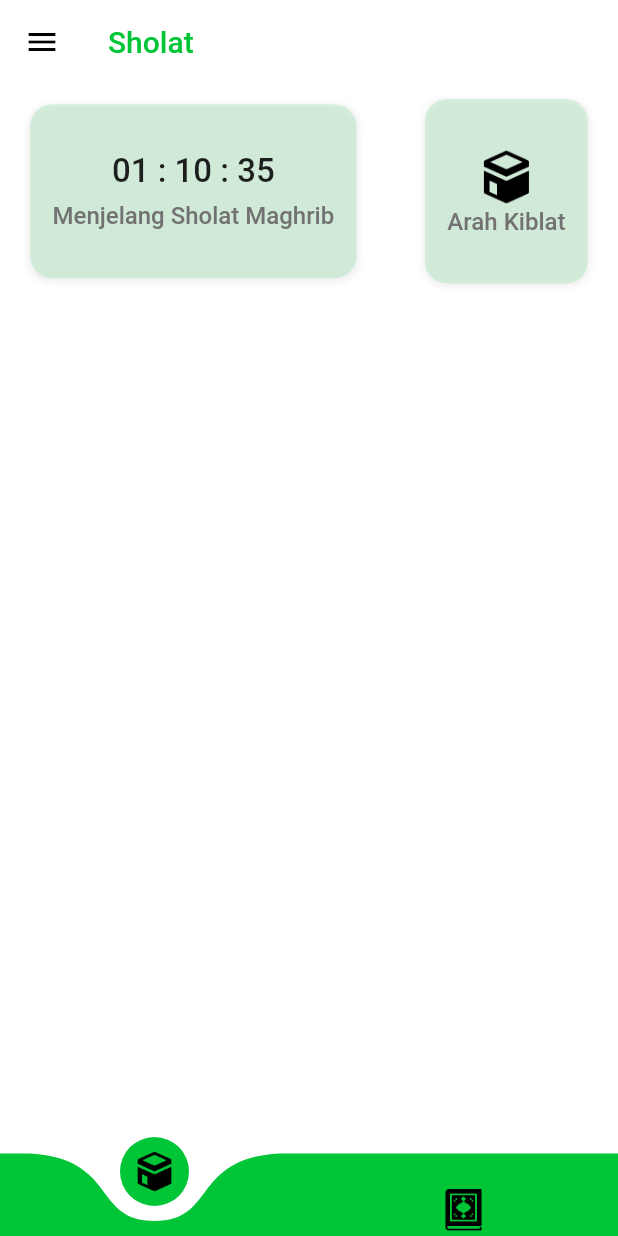
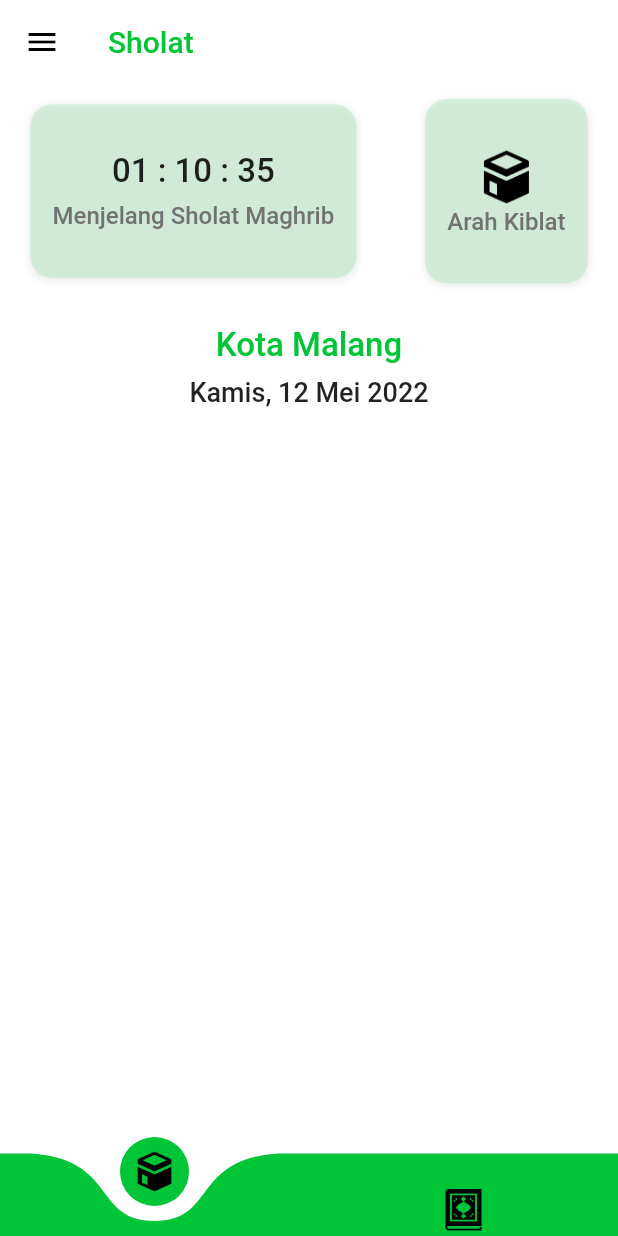
Before and after one commit to NaufalFiraas/muslim_daily, a Flutter app: the screen it shows after launch, on a phone screen of 412 x 824 dp. Run offline on Flutter 3.47's test engine with Material 2 defaults, Android fonts, the phone set to English and light mode, and no system bars; drawn by our look-alikes of curved_navigation_bar.

Commit message:
styling row kota dan tanggal

```diff
--- a/lib/views/sholatpage/sholat_page.dart
+++ b/lib/views/sholatpage/sholat_page.dart
@@ -123,6 +123,29 @@ class SholatPage extends StatelessWidget {
                   ),
                 ],
               ),
+              const SizedBox(
+                height: 28,
+              ),
+              const Text(
+                'Kota Malang',
+                style: TextStyle(
+                  fontSize: 22,
+                  fontWeight: FontWeight.w500,
+                  fontFamily: 'Roboto',
+                  color: Color(0xFF00C537),
+                ),
+              ),
+              const SizedBox(
+                height: 8,
+              ),
+              const Text(
+                'Kamis, 12 Mei 2022',
+                style: TextStyle(
+                  fontSize: 18,
+                  fontWeight: FontWeight.w500,
+                  fontFamily: 'Roboto',
+                ),
+              ),
             ],
           ),
         ),
```
